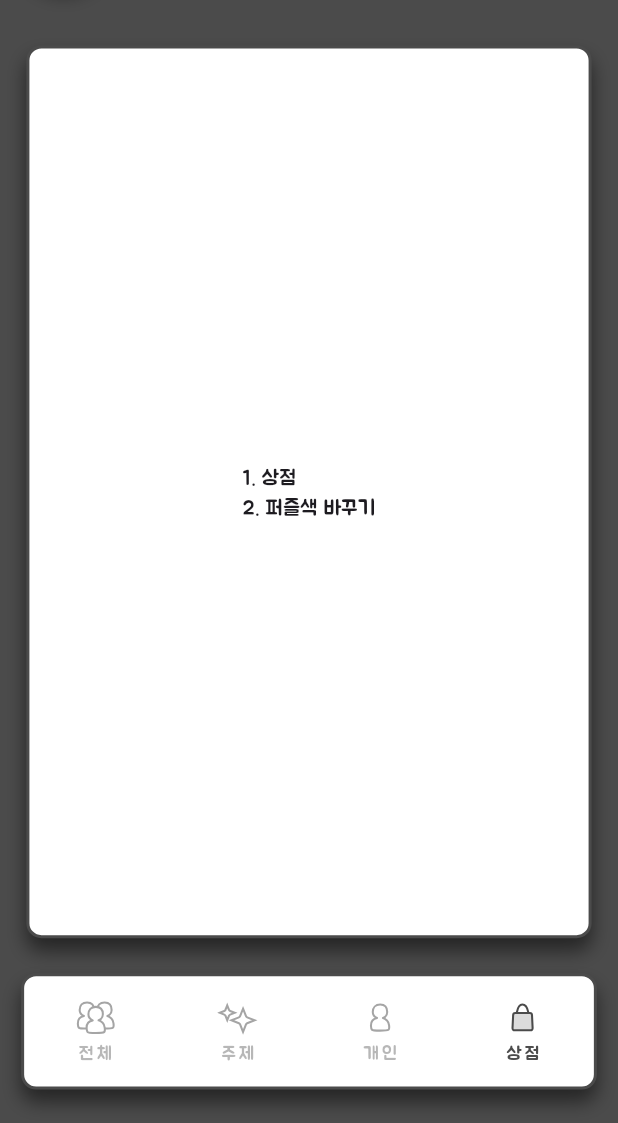
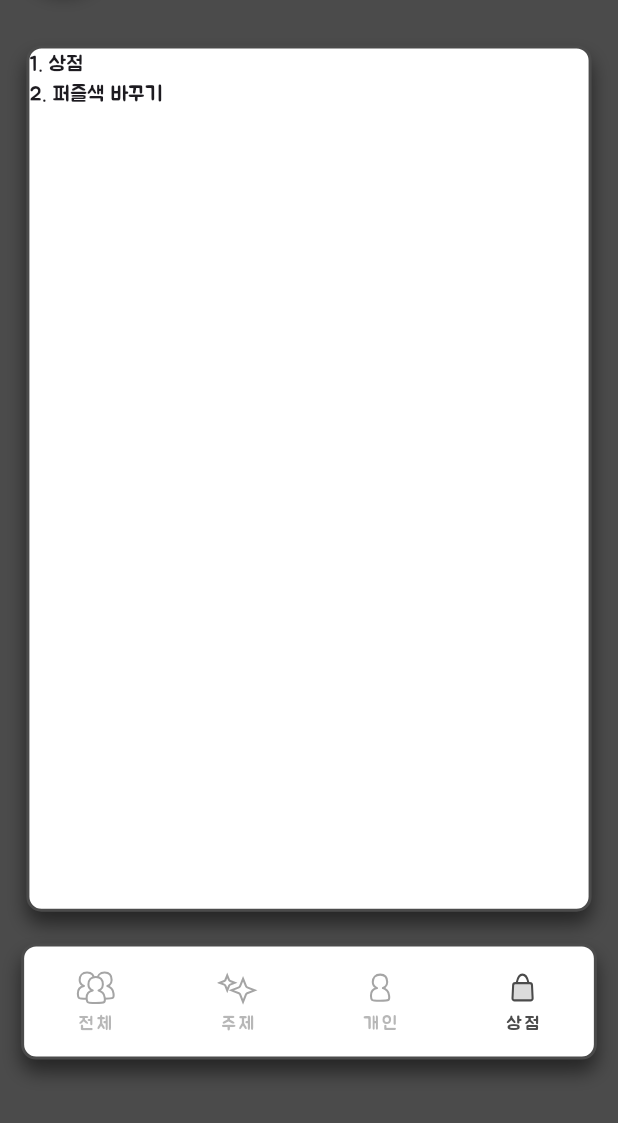
Before and after one commit to lisy0123/puzzleeys_secret_letter, a Flutter app: the screen it shows after launch, item 4 of the bottom bar chosen, on a phone screen of 412 x 824 dp, the part 113-1236 px from its top. Run offline on Flutter 3.47's test engine with Material 3 defaults, Android fonts, the phone set to English and light mode, and no system bars; our stand-ins replace flutter_screenutil, flutter_svg.

Commit message:
done with dialog vis/ratio and keyboard compatibility issues, working on selecting puzzle color on dialog

```diff
--- a/lib/main.dart
+++ b/lib/main.dart
@@ -3,6 +3,7 @@ import 'package:flutter/services.dart';
 import 'package:flutter_screenutil/flutter_screenutil.dart';
 import 'package:provider/provider.dart';
 import 'package:puzzleeys_secret_letter/screens/puzzle/background/puzzle_scale_provider.dart';
+import 'package:puzzleeys_secret_letter/screens/puzzle/writing/writing_provider.dart';
 import 'package:puzzleeys_secret_letter/styles/theme_setting.dart';
 import 'package:puzzleeys_secret_letter/screens/main_screen.dart';
 
@@ -13,6 +14,7 @@ void main() async {
   runApp(MultiProvider(
     providers: [
       ChangeNotifierProvider(create: (_) => PuzzleScaleProvider()),
+      ChangeNotifierProvider(create: (_) => WritingProvider()),
     ],
     child: const MyApp(),
   ));
--- a/lib/screens/dialogs/cancel_dialog.dart
+++ b/lib/screens/dialogs/cancel_dialog.dart
@@ -1,4 +1,6 @@
 import 'package:flutter/material.dart';
+import 'package:provider/provider.dart';
+import 'package:puzzleeys_secret_letter/screens/puzzle/writing/writing_provider.dart';
 import 'package:puzzleeys_secret_letter/widgets/custom_button.dart';
 import 'package:puzzleeys_secret_letter/styles/text_setting.dart';
 
@@ -21,6 +23,7 @@ class CancelDialog extends StatelessWidget {
           onTap: () {
             Navigator.pop(context);
             Navigator.pop(context);
+            context.read<WritingProvider>().toggleVisibility();
           },
         ),
       ],
--- a/lib/screens/main_screen.dart
+++ b/lib/screens/main_screen.dart
@@ -46,16 +46,11 @@ class _MainScreenState extends State<MainScreen> with TickerProviderStateMixin {
 
   @override
   Widget build(BuildContext context) {
-    return Column(
-      children: [
-        Expanded(
-          child: Stack(
+    return Stack(
       children: [
         _buildTabBarView(),
-              _buildMainContent(context),
-            ],
-          ),
-        ),
+        _buildMainTop(context),
+        _buildMainBottom(context),
       ],
     );
   }
@@ -68,33 +63,35 @@ class _MainScreenState extends State<MainScreen> with TickerProviderStateMixin {
         PuzzleGlobalScreen(),
         PuzzleSubjectScreen(),
         PuzzlePersonalScreen(),
-        ShopScreen(),
+        EmptyShopScreen(),
       ],
     );
   }
 
-  Widget _buildMainContent(BuildContext context) {
+  Widget _buildMainTop(BuildContext context) {
     return SafeArea(
       top: true,
-      bottom: true,
       child: Container(
         margin: EdgeInsets.all(40.0.w),
-        padding: EdgeInsets.only(bottom: 20.0.h),
+        child: StatusBar(),
+      ),
+    );
+  }
+
+  Widget _buildMainBottom(BuildContext context) {
+    return Container(
+      margin: EdgeInsets.all(40.0.w),
+      padding: EdgeInsets.only(bottom: 200.0.w),
       child: Column(
-          mainAxisAlignment: MainAxisAlignment.spaceBetween,
-          children: [
-            StatusBar(),
-            Column(
+        mainAxisAlignment: MainAxisAlignment.end,
         children: [
           if (_tabController.index != 3) _buildActionButtons(),
+          if (_tabController.index == 3) ShopScreen(),
           ButtomBar(
             currentIndex: _tabController.index,
             onIconTap: navigateToTab,
           ),
         ],
-            ),
-          ],
-        ),
       ),
     );
   }
@@ -118,3 +115,12 @@ class _MainScreenState extends State<MainScreen> with TickerProviderStateMixin {
     );
   }
 }
+
+class EmptyShopScreen extends StatelessWidget {
+  const EmptyShopScreen({super.key});
+
+  @override
+  Widget build(BuildContext context) {
+    return Container();
+  }
+}
--- a/lib/screens/puzzle/content/puzzle_content.dart
+++ b/lib/screens/puzzle/content/puzzle_content.dart
@@ -56,7 +56,7 @@ class PuzzleContent extends StatelessWidget {
 
   void _showPuzzleDialog(Color puzzleLightColor, BuildContext context) {
     PuzzleScreenHandler.navigateScreen(
-      barrierColor: puzzleLightColor.withOpacity(0.8),
+      barrierColor: puzzleLightColor.withOpacity(0.7),
       child: PuzzleDetailScreen(
         index: index,
         puzzleColor: puzzleLightColor,
--- a/lib/screens/shop/shop_screen.dart
+++ b/lib/screens/shop/shop_screen.dart
@@ -7,18 +7,23 @@ class ShopScreen extends StatelessWidget {
 
   @override
   Widget build(BuildContext context) {
+    late double height;
+    final heightDivide =
+        MediaQuery.of(context).size.height / MediaQuery.of(context).size.width;
+    if (heightDivide > 2.37) {
+      height = 1400.0.w;
+    } else if (heightDivide > 2.16) {
+      height = 1600.0.w;
+    } else {
+      height = 1400.0.w;
+    }
+
     return Container(
-      margin: EdgeInsets.only(
-        right: 100.0.w,
-        left: 100.0.w,
-        bottom: 700.0.w,
-        top: 600.0.w,
-      ),
-      child: Container(
-        alignment: Alignment.center,
-        decoration: BoxDecorationSetting.boxDecorationShadowBorder(),
-        child: const Text('1. 상점\n2. 퍼즐색 바꾸기'),
-      ),
+      margin: EdgeInsets.only(bottom: 120.0.w),
+      width: MediaQuery.of(context).size.width - 200.0.w,
+      height: MediaQuery.of(context).size.height - height,
+      decoration: BoxDecorationSetting.boxDecorationShadowBorder(),
+      child: const Text('1. 상점\n2. 퍼즐색 바꾸기'),
     );
   }
 }
--- a/lib/styles/theme_setting.dart
+++ b/lib/styles/theme_setting.dart
@@ -8,7 +8,7 @@ class ThemeSetting {
     double fontSize = 90.0,
   }) {
     return TextStyle(
-      fontSize: fontSize.w,
+      fontSize: fontSize.sp,
       letterSpacing: 2,
       height: 1.5,
       color: textColor,
@@ -20,7 +20,7 @@ class ThemeSetting {
     double fontSize = 90.0,
   }) {
     return _textMain(textColor: textColor).copyWith(
-        fontSize: fontSize.w,
+        fontSize: fontSize.sp,
         fontWeight: FontWeight.w900,
         foreground: Paint()
           ..style = PaintingStyle.stroke
```
Also changed, not shown: lib/screens/dialogs/put_dialog.dart (+29 -20 lines), lib/screens/puzzle/content/puzzle_detail_screen.dart (+43 -28 lines), lib/screens/puzzle/content/puzzle_screen_handler.dart (+2 -14 lines), lib/screens/puzzle/writing/puzzle_writing_screen.dart (+45 -38 lines), lib/screens/puzzle/writing/writing_provider.dart (added, +14 -0 lines), 3 other files. Lines whose indentation alone changed are shown as unchanged.
